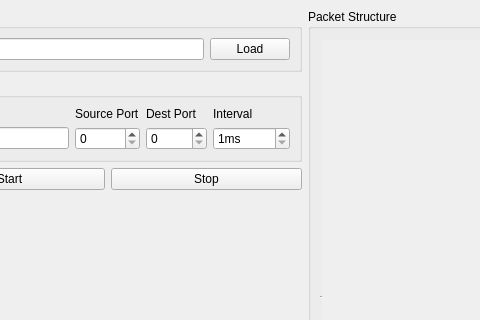
Before: the Qt Designer form main_window.ui in IamKornitskiy/UdpPacketGenerator, drawn with Qt 5; both pictures show x 95 to 575 and y 0 to 320 of the 800 by 600 pixel window.
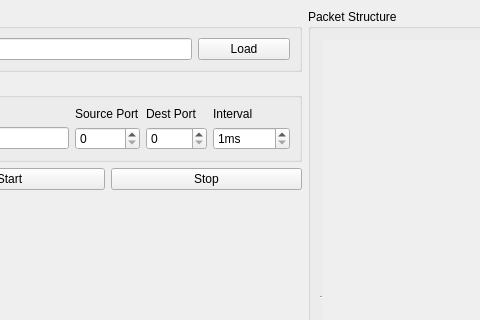
After: the same form once the commit is applied.

What changed in the file:
```diff
--- a/main_window.ui
+++ b/main_window.ui
@@ -37,6 +37,12 @@
          </item>
          <item>
           <widget class="QPushButton" name="btnLoadJson">
+           <property name="minimumSize">
+            <size>
+             <width>92</width>
+             <height>0</height>
+            </size>
+           </property>
            <property name="text">
             <string>Load</string>
            </property>
```
Left out of the diff: 6 changed lines with no effect on the pictures.
